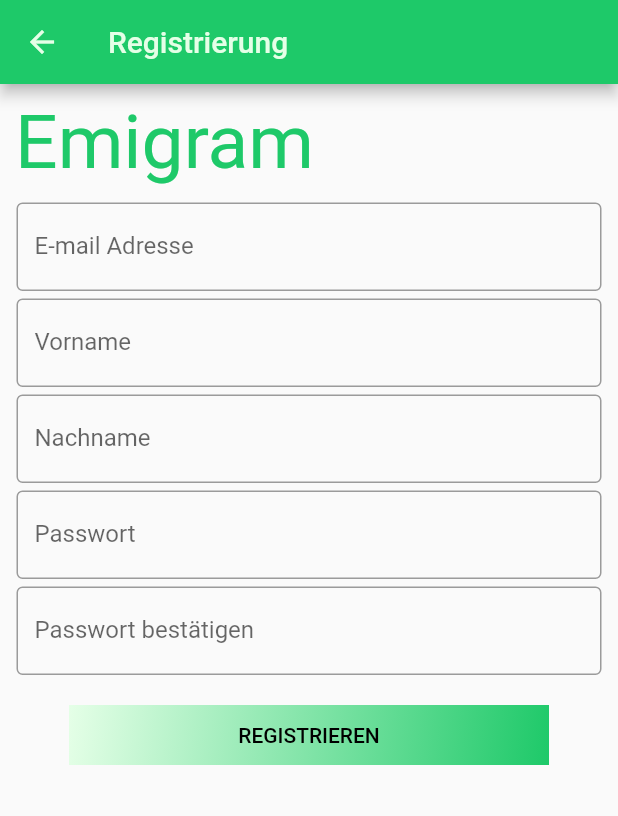
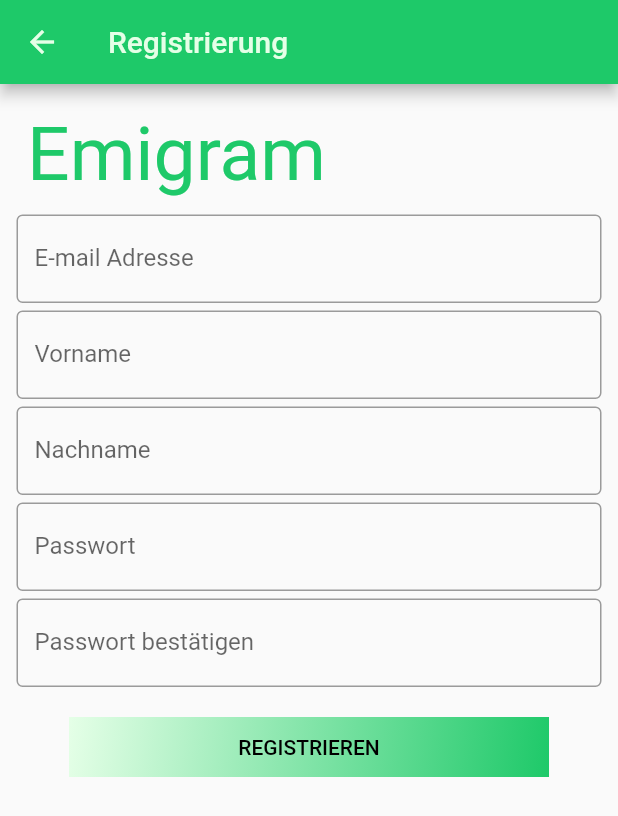
Before and after one commit to SaskiaSchreiber/emigram, a Flutter app: the screen it shows after launch, after a tap on "LOS GEHTS!", on a phone screen of 412 x 824 dp. Shown: the top 816 px of the screen. Run offline on Flutter 3.47's test engine with Material 2 defaults, Android fonts, the phone set to English and light mode, and no system bars; our stand-ins replace firebase_auth, firebase_core, firebase_database, fl_chart, geolocator, shared_preferences; accounts and stored records are empty; network calls fail.

Commit message:
präsi ready version

```diff
--- a/lib/emission_data.dart
+++ b/lib/emission_data.dart
@@ -11,7 +11,7 @@ class EmissionData {
 }
 
 List<EmissionData> get emissionData  {
-  //var data = <double>[2,4,6,11,3,6,4];
+  //final data1 = <double>[2,4,6,11,3,6,4];
   final data1 = <double>[];
   final f_daten={};
   User? newUser = FirebaseAuth.instance.currentUser;
--- a/lib/home_Screen.dart
+++ b/lib/home_Screen.dart
@@ -72,11 +72,11 @@ class _HomeState extends State<Home> {
               Navigator.pop(context);
             }),
             CustomListTile(Icons.car_rental, 'Mobilitätsprofil anpassen', () {
-              showHide1();
+              //showHide1();
               Navigator.pop(context);
             }),
             CustomListTile(Icons.fastfood, 'Konsumprofil anpassen', () {
-              showHide2();
+              //showHide2();
               Navigator.pop(context);
             }),
             CustomListTile(Icons.car_rental, 'Emissionen aufzeichnen', () {
@@ -102,7 +102,7 @@ class _HomeState extends State<Home> {
     return Scaffold(
       body: Center(
         child: Column(children: [
-          Visibility(visible: _isVisible2, child: const SizedBox(height: 20)),
+          /*Visibility(visible: _isVisible2, child: const SizedBox(height: 20)),
           Visibility(
             visible: _isVisible2,
             child: Container(
@@ -147,7 +147,7 @@ class _HomeState extends State<Home> {
                   },
                   child: const Text('Googlemaps aktivieren'),
                 )),
-          ),
+          ),*/
           Column(
             children: [
               const SizedBox(height: 40),
@@ -155,11 +155,13 @@ class _HomeState extends State<Home> {
                   style: TextStyle(color: primary, fontSize: 24)),
               const SizedBox(height: 10),
               LineChartWidget(emissionData),
+              //LineChartWidget(mock_emi_data),
               const SizedBox(height: 40),
               const Text('Deine Emissionen letztes Jahr',
                   style: TextStyle(color: primary, fontSize: 24)),
               const SizedBox(height: 10),
               LineChartWidget(emissionData),
+              //LineChartWidget(mock_emi_data)),
             ],
           ),
         ]),
--- a/lib/login_screen.dart
+++ b/lib/login_screen.dart
@@ -56,7 +56,7 @@ class _HomeState extends State<Home>{
             children: [
               Container(
                   alignment: Alignment.centerLeft,
-                  padding: const EdgeInsets.fromLTRB(10, 100.0,0, 40.0),
+                  padding: const EdgeInsets.fromLTRB(10, 40.0,0, 40.0),
                   child: const Text('Emigram', style: TextStyle(color: primary,fontSize: 50))
               ),
               Column(
--- a/lib/mobility_profile_screen.dart
+++ b/lib/mobility_profile_screen.dart
@@ -1,5 +1,6 @@
 import 'package:flutter/material.dart';
-import 'package:emigram/consum_profile_screen.dart';
+//import 'package:emigram/consum_profile_screen.dart';
+import 'package:emigram/home_Screen.dart';
 
 const primary = Color(0xFF1EC969);
 const accent = Color(0xFFE5FFE7);
@@ -70,7 +71,8 @@ class _HomeState extends State<Home>{
                       foregroundColor: MaterialStateProperty.all<Color>(Colors.black),
                     ),
                     onPressed: () {
-                      Navigator.push(context, MaterialPageRoute(builder: (context)=> ConsumProfileScreen()));
+                      //Navigator.push(context, MaterialPageRoute(builder: (context)=> ConsumProfileScreen()));
+                      Navigator.push(context, MaterialPageRoute(builder: (context)=> HomeScreen()));
                     },
                     child: const Text('WEITER'),
                   )
@@ -81,7 +83,8 @@ class _HomeState extends State<Home>{
                         foregroundColor: MaterialStateProperty.all<Color>(Colors.black)
                     ),
                     onPressed: () {
-                      Navigator.push(context, MaterialPageRoute(builder: (context)=> ConsumProfileScreen()));
+                      //Navigator.push(context, MaterialPageRoute(builder: (context)=> ConsumProfileScreen()));
+                      Navigator.push(context, MaterialPageRoute(builder: (context)=> HomeScreen()));
                     },
                     child: const Text('Später vielleicht...'),
                   )
--- a/lib/register_screen.dart
+++ b/lib/register_screen.dart
@@ -46,8 +46,109 @@ class _HomeState extends State<Home>{
       body: content(),
     );
   }
+
   Widget content() {
     return Scaffold(
+    body: ListView(
+      padding: const EdgeInsets.all(8),
+      children: <Widget>[
+        Container(
+            alignment: Alignment.centerLeft,
+            padding: const EdgeInsets.fromLTRB(10, 10,0, 10.0),
+            child: const Text('Emigram', style: TextStyle(color: primary,fontSize: 50))
+        ),
+        Container(
+        child: Column(
+            children:  [
+                    SizedBox(
+                      width: 390,
+                      child: TextField(
+                      controller: emailController, // controller hinzugefügt
+                      obscureText: false,
+                      decoration: InputDecoration(
+                      border: OutlineInputBorder(),
+                      labelText: 'E-mail Adresse')
+                      )),
+                    SizedBox(height: 5),
+                    SizedBox(
+                      width: 390,
+                      child: TextField(
+                      controller: vornameController, // controller hinzugefügt
+                      obscureText: false,
+                      decoration: InputDecoration(
+                      border: OutlineInputBorder(),
+                      labelText: 'Vorname'))),
+                    SizedBox(height: 5),
+                    SizedBox(
+                      width: 390,
+                    child: TextField(
+                      controller: nachnameController, // controller hinzugefügt
+                      obscureText: false,
+                      decoration: InputDecoration(
+                      border: OutlineInputBorder(),
+                      labelText: 'Nachname'))),
+                  SizedBox(height: 5),
+                  SizedBox(
+                    width: 390,
+                    child: TextField(
+                    controller: pwdController, // controller hinzugefügt
+                    obscureText: true,
+                    decoration: InputDecoration(
+                    border: OutlineInputBorder(),
+                    labelText: 'Passwort'))),
+                  SizedBox(height: 5),
+                  SizedBox(
+                    width: 390,
+                    child: TextField(
+                    controller: pwdbController, // controller hinzugefügt
+                    obscureText: true,
+                    decoration: InputDecoration(
+                    border: OutlineInputBorder(),
+                    labelText: 'Passwort bestätigen'))),
+                  SizedBox(height: 20),
+                  Container(
+                    width: 320.0,
+                    height: 40.0,
+                    decoration: const BoxDecoration(
+                    gradient: LinearGradient(
+                    begin: Alignment.topLeft,
+                    end: Alignment.bottomRight,
+                    colors:  <Color>[accent,primary]
+                    )
+                    ),
+                  child: TextButton(
+                    style: ButtonStyle(
+                    foregroundColor: MaterialStateProperty.all<Color>(Colors.black),
+                    ),
+                    onPressed: () async {
+
+                    //Registrierung Funktion mit Verbidung zu Realtime Database
+                    if(pwdbController.text.trim()==pwdController.text.trim()){
+                    await FirebaseAuth.instance.createUserWithEmailAndPassword(
+                    email: emailController.text.trim(),
+                    password: pwdbController.text.trim()
+                    ).then((value) async {
+                    User? newUser = FirebaseAuth.instance.currentUser;
+                    final database = FirebaseDatabase.instance.ref();
+                    final userRef = database.child("User/${newUser?.uid}");
+                    userRef.set({"email":emailController.text.trim(),
+                    "vorname":vornameController.text.trim(),
+                    "nachname":nachnameController.text.trim()
+                    });
+
+                  });
+                  Navigator.push(context, MaterialPageRoute(builder: (context)=> MobilityProfileScreen() ));
+                  }
+                  },
+                  child: const Text('REGISTRIEREN'),
+                  )
+                  ),
+                    ]),
+                ),
+          ],
+        )
+    );
+    /*return Scaffold(
               body: SafeArea(
                 child: Column(
                     children: [
@@ -148,7 +249,7 @@ class _HomeState extends State<Home>{
                     ]
                 ),
               ),
-          );
+          );*/
   }
 }
 
--- a/pubspec.yaml
+++ b/pubspec.yaml
@@ -39,6 +39,7 @@ dependencies:
   fl_chart: ^0.55.2
   shared_preferences: ^2.0.16
   http: ^0.13.5
+  charts_flutter: ^0.11.0
 
 
   # The following adds the Cupertino Icons font to your application.
```
Also changed, not shown: pubspec.lock.
